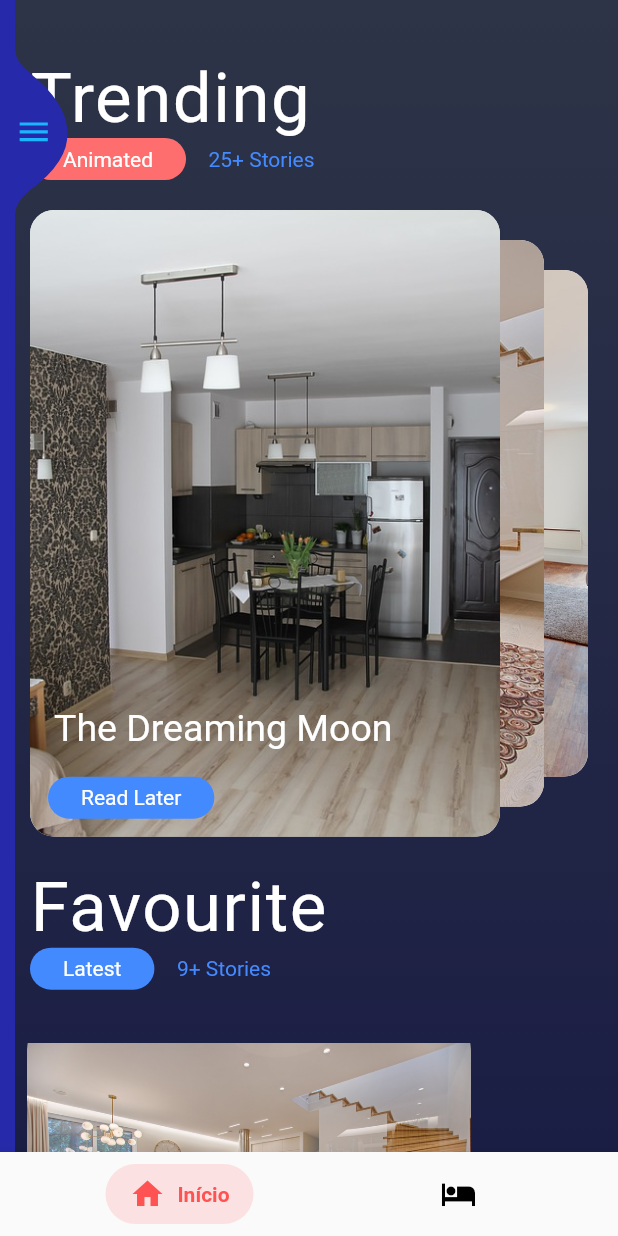
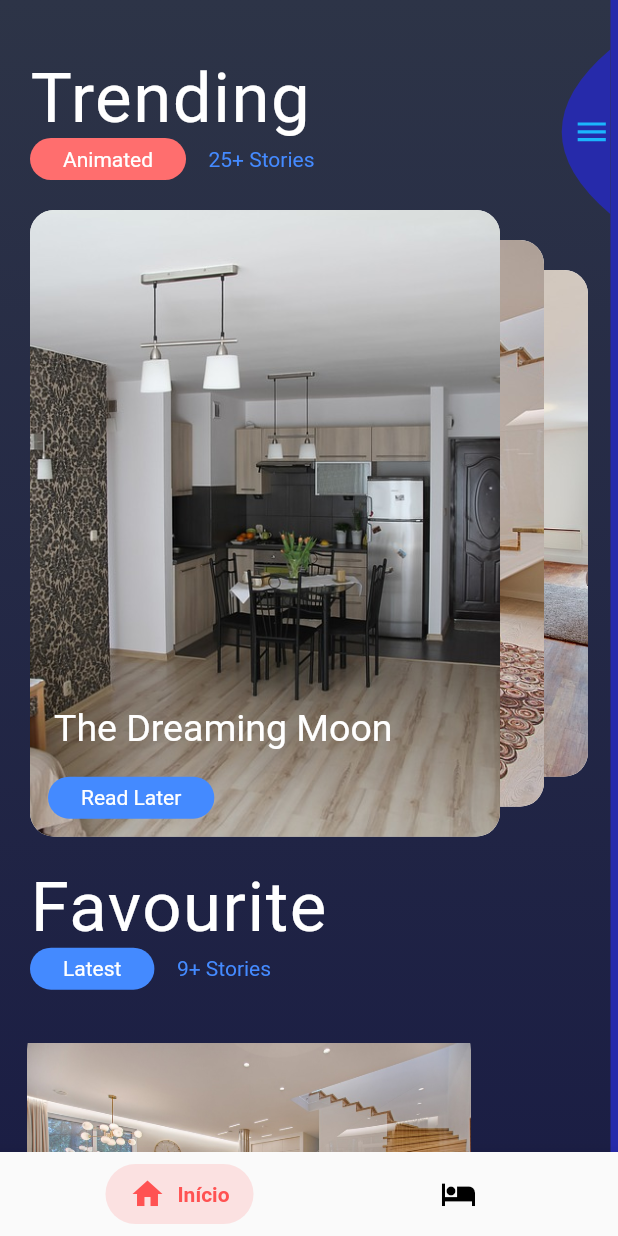
Before and after one commit to vital-edu/flutter-basic-animations, a Flutter app: the screen it shows after launch, on a phone screen of 412 x 824 dp. Run offline on Flutter 3.47's test engine with Material 2 defaults, Android fonts, the phone set to English and light mode, and no system bars; Roboto replaces fonts that are missing (Calibre-Semibold, SF-Pro-Text-Regular).

Commit message:
change sidebar direction

```diff
--- a/lib/sidebar/sidebar.dart
+++ b/lib/sidebar/sidebar.dart
@@ -15,8 +15,10 @@ class _SideBarState extends State<SideBar>
   @override
   void initState() {
     super.initState();
-    _animationController =
-        AnimationController(vsync: this, duration: _animationDuration);
+    _animationController = AnimationController(
+      vsync: this,
+      duration: _animationDuration,
+    );
   }
 
   @override
@@ -50,10 +52,33 @@ class _SideBarState extends State<SideBar>
       duration: _animationDuration,
       top: 0,
       bottom: 0,
-      left: isSidebarOpened ? 0 : -screenWidth,
-      right: isSidebarOpened ? screenWidth * 0.3 : screenWidth - 45,
+      left: isSidebarOpened ? screenWidth * 0.3 : screenWidth - 40,
+      right: isSidebarOpened ? 0 : -screenWidth,
       child: Row(
         children: <Widget>[
+          Align(
+            alignment: Alignment(0, -0.9),
+            child: GestureDetector(
+              onTap: () {
+                onIconPressed();
+              },
+              child: ClipPath(
+                clipper: CustomMenuClipper(),
+                child: Container(
+                  width: 35,
+                  height: 110,
+                  color: Color(0xFF262AAA),
+                  alignment: Alignment.centerRight,
+                  child: AnimatedIcon(
+                    progress: _animationController.view,
+                    icon: AnimatedIcons.menu_close,
+                    color: Color(0xFF1BB5FD),
+                    size: 25,
+                  ),
+                ),
+              ),
+            ),
+          ),
           Expanded(
             child: Container(
               padding: const EdgeInsets.symmetric(horizontal: 20),
@@ -104,29 +129,6 @@ class _SideBarState extends State<SideBar>
               ),
             ),
           ),
-          Align(
-            alignment: Alignment(0, -0.9),
-            child: GestureDetector(
-              onTap: () {
-                onIconPressed();
-              },
-              child: ClipPath(
-                clipper: CustomMenuClipper(),
-                child: Container(
-                  width: 35,
-                  height: 110,
-                  color: Color(0xFF262AAA),
-                  alignment: Alignment.centerLeft,
-                  child: AnimatedIcon(
-                    progress: _animationController.view,
-                    icon: AnimatedIcons.menu_close,
-                    color: Color(0xFF1BB5FD),
-                    size: 25,
-                  ),
-                ),
-              ),
-            ),
-          ),
         ],
       ),
     );
@@ -143,11 +145,8 @@ class CustomMenuClipper extends CustomClipper<Path> {
     final height = size.height;
 
     Path path = Path();
-    path.moveTo(0, 0);
-    path.quadraticBezierTo(0, 8, 10, 16);
-    path.quadraticBezierTo(width - 1, height / 2 - 20, width, height / 2);
-    path.quadraticBezierTo(width + 1, height / 2 + 20, 10, height - 16);
-    path.quadraticBezierTo(0, height - 8, 0, height);
+    path.moveTo(width, 0);
+    path.quadraticBezierTo(-30, height / 2, width, height);
     path.close();
     return path;
   }
```
